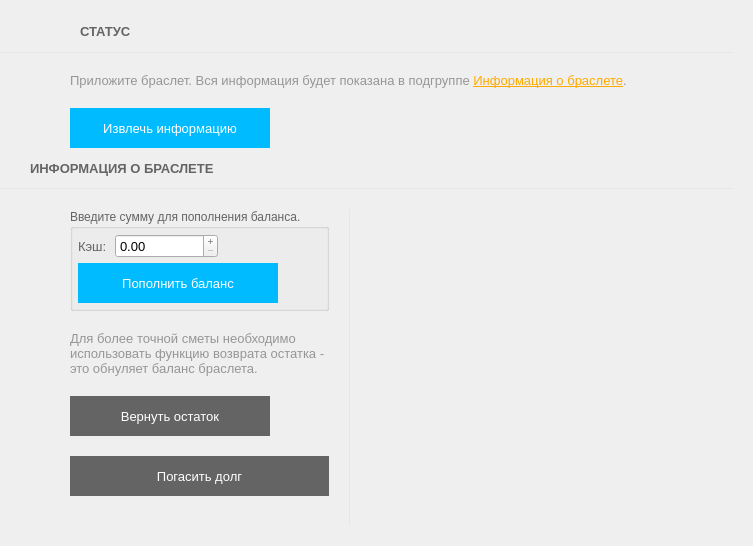
Old version of the form Client/forms/StatusForm.ui in the repository Baxulio/Attraction.
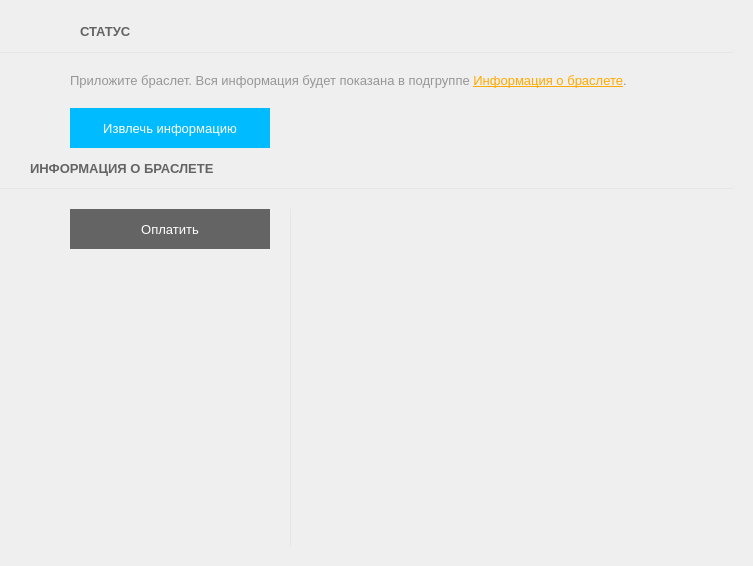
New version of the form. Icons and pictures are not drawn.

What changed in the file:
```diff
--- a/Client/forms/StatusForm.ui
+++ b/Client/forms/StatusForm.ui
@@ -7,7 +7,7 @@
     <x>0</x>
     <y>0</y>
     <width>753</width>
-    <height>546</height>
+    <height>566</height>
    </rect>
   </property>
   <property name="windowTitle">
@@ -361,251 +361,6 @@
        <property name="spacing">
         <number>20</number>
        </property>
-       <item>
-        <widget class="QGroupBox" name="groupBox">
-         <property name="palette">
-          <palette>
-           <active>
-            <colorrole role="WindowText">
-             <brush brushstyle="SolidPattern">
-              <color alpha="255">
-               <red>100</red>
-               <green>100</green>
-               <blue>100</blue>
-              </color>
-             </brush>
-            </colorrole>
-           </active>
-           <inactive>
-            <colorrole role="WindowText">
-             <brush brushstyle="SolidPattern">
-              <color alpha="255">
-               <red>100</red>
-               <green>100</green>
-               <blue>100</blue>
-              </color>
-             </brush>
-            </colorrole>
-           </inactive>
-           <disabled>
-            <colorrole role="WindowText">
-             <brush brushstyle="SolidPattern">
-              <color alpha="255">
-               <red>120</red>
-               <green>120</green>
-               <blue>120</blue>
-              </color>
-             </brush>
-            </colorrole>
-           </disabled>
-          </palette>
-         </property>
-         <property name="title">
-          <string>Введите сумму для пополнения баланса.</string>
-         </property>
-         <layout class="QVBoxLayout" name="verticalLayout_6">
-          <property name="spacing">
-           <number>5</number>
-          </property>
-          <property name="leftMargin">
-           <number>5</number>
-          </property>
-          <property name="topMargin">
-           <number>5</number>
-          </property>
-          <property name="rightMargin">
-           <number>5</number>
-          </property>
-          <property name="bottomMargin">
-           <number>5</number>
-          </property>
-          <item>
-           <layout class="QHBoxLayout" name="horizontalLayout_8">
-            <item>
-             <widget class="QLabel" name="label_28">
-              <property name="font">
-               <font>
-                <pointsize>10</pointsize>
-               </font>
-              </property>
-              <property name="text">
-               <string>Кэш: </string>
-              </property>
-              <property name="buddy">
-               <cstring>cash_doubleSpinBox</cstring>
-              </property>
-             </widget>
-            </item>
-            <item>
-             <widget class="QDoubleSpinBox" name="cash_doubleSpinBox">
-              <property name="sizePolicy">
-               <sizepolicy hsizetype="Expanding" vsizetype="Fixed">
-                <horstretch>0</horstretch>
-                <verstretch>0</verstretch>
-               </sizepolicy>
-              </property>
-              <property name="maximumSize">
-               <size>
-                <width>160</width>
-                <height>16777215</height>
-               </size>
-              </property>
-              <property name="font">
-               <font>
-                <pointsize>10</pointsize>
-               </font>
-              </property>
-              <property name="buttonSymbols">
-               <enum>QAbstractSpinBox::PlusMinus</enum>
-              </property>
-              <property name="decimals">
-               <number>2</number>
-              </property>
-              <property name="maximum">
-               <double>10000000.000000000000000</double>
-              </property>
-              <property name="singleStep">
-               <double>500.000000000000000</double>
-              </property>
-             </widget>
-            </item>
-            <item>
-             <spacer name="horizontalSpacer_6">
-              <property name="orientation">
-               <enum>Qt::Horizontal</enum>
-              </property>
-              <property name="sizeHint" stdset="0">
-               <size>
-                <width>40</width>
-                <height>20</height>
-               </size>
-              </property>
-             </spacer>
-            </item>
-           </layout>
-          </item>
-          <item>
-           <layout class="QHBoxLayout" name="horizontalLayout_6">
-            <item>
-             <widget class="QPushButton" name="add_ballance_but">
-              <property name="enabled">
-               <bool>true</bool>
-              </property>
-              <property name="minimumSize">
-               <size>
-                <width>200</width>
-                <height>40</height>
-               </size>
-              </property>
-              <property name="font">
-               <font>
-                <pointsize>10</pointsize>
-               </font>
-              </property>
-              <property name="styleSheet">
-               <string notr="true">QAbstractButton{
-color: rgb(255, 255, 255);
-border:none;
-	background-color: rgb(0, 187, 255);
-}
-QAbstractButton:hover{
-/*background-color: rgb(255, 170, 0);*/
-	background-color: rgb(0, 187, 255, 50%);
-
-}</string>
-              </property>
-              <property name="text">
-               <string>Пополнить баланс</string>
-              </property>
-             </widget>
-            </item>
-            <item>
-             <spacer name="horizontalSpacer_4">
-              <property name="orientation">
-               <enum>Qt::Horizontal</enum>
-              </property>
-              <property name="sizeHint" stdset="0">
-               <size>
-                <width>40</width>
-                <height>20</height>
-               </size>
-              </property>
-             </spacer>
-            </item>
-           </layout>
-          </item>
-         </layout>
-        </widget>
-       </item>
-       <item>
-        <widget class="QLabel" name="label_9">
-         <property name="font">
-          <font>
-           <pointsize>10</pointsize>
-          </font>
-         </property>
-         <property name="text">
-          <string>&lt;html&gt;&lt;head/&gt;&lt;body&gt;&lt;p&gt;&lt;span style=&quot; color:#969696;&quot;&gt;Для более точной сметы необходимо использовать функцию возврата остатка - это обнуляет баланс браслета.&lt;/span&gt;&lt;/p&gt;&lt;/body&gt;&lt;/html&gt;</string>
-         </property>
-         <property name="wordWrap">
-          <bool>true</bool>
-         </property>
-         <property name="buddy">
-          <cstring>return_remainder_but</cstring>
-         </property>
-        </widget>
-       </item>
-       <item>
-        <layout class="QHBoxLayout" name="horizontalLayout_7">
-         <item>
-          <widget class="QPushButton" name="return_remainder_but">
-           <property name="enabled">
-            <bool>false</bool>
-           </property>
-           <property name="minimumSize">
-            <size>
-             <width>200</width>
-             <height>40</height>
-            </size>
-           </property>
-           <property name="font">
-            <font>
-             <pointsize>10</pointsize>
-            </font>
-           </property>
-           <property name="styleSheet">
-            <string notr="true">QAbstractButton{
-color: rgb(255, 255, 255);
-border:none;
-background-color: rgb(100, 100, 100);
-
-}
-QAbstractButton:hover{
-/*background-color: rgb(255, 170, 0);*/
-background-color: rgb(100, 100, 100,50%);
-
-}</string>
-           </property>
-           <property name="text">
-            <string>Вернуть остаток</string>
-           </property>
-          </widget>
-         </item>
-         <item>
-          <spacer name="horizontalSpacer_5">
-           <property name="orientation">
-            <enum>Qt::Horizontal</enum>
-           </property>
-           <property name="sizeHint" stdset="0">
-            <size>
-             <width>40</width>
-             <height>20</height>
-            </size>
-           </property>
-          </spacer>
-         </item>
-        </layout>
-       </item>
        <item>
         <widget class="QPushButton" name="return_debt_but">
          <property name="enabled">
@@ -636,7 +391,7 @@
 }</string>
          </property>
          <property name="text">
-          <string>Погасить долг</string>
+          <string>Оплатить</string>
          </property>
         </widget>
        </item>
```
Left out of the diff: 3 changed lines with no effect on the pictures.
